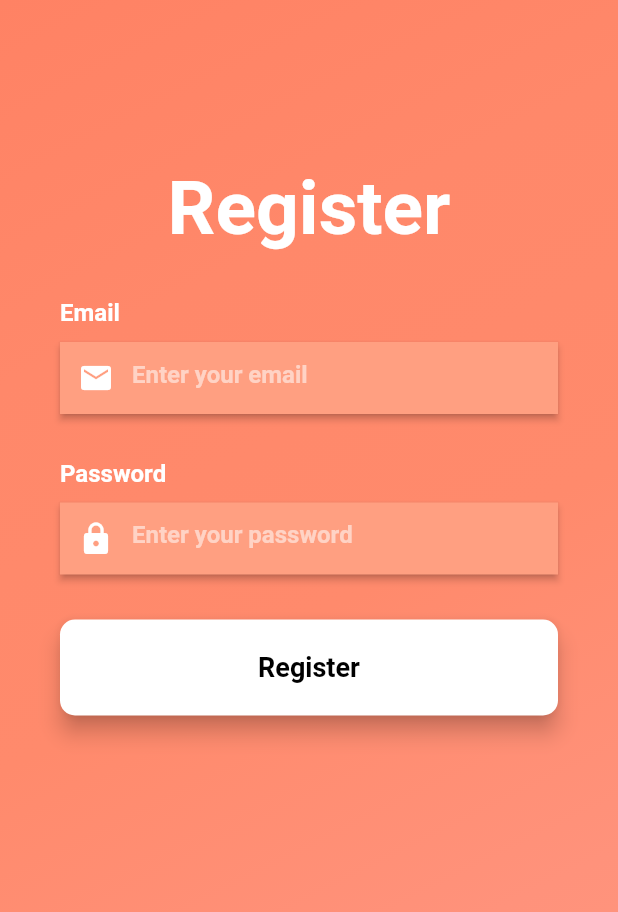
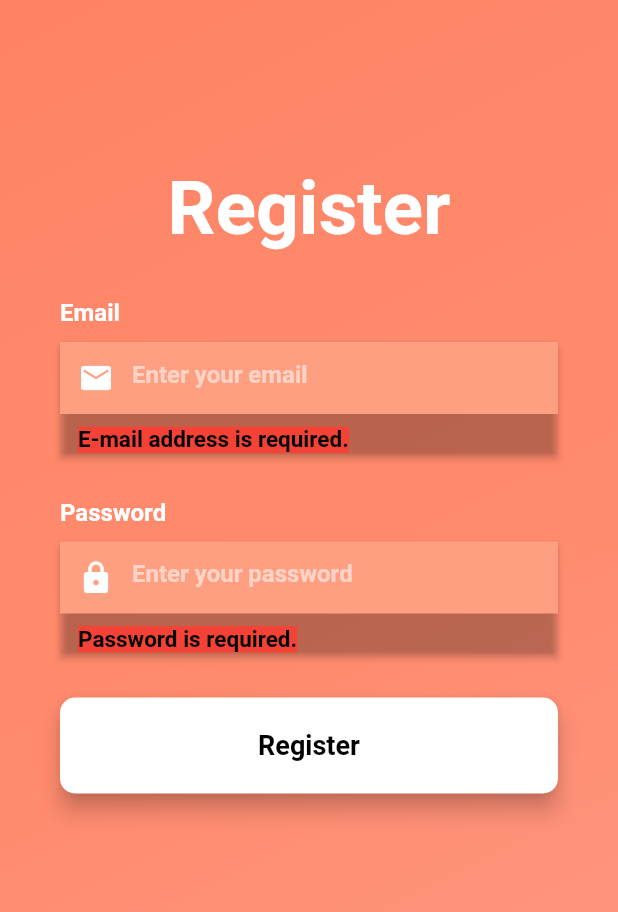
Before and after one commit to ahmadmua/PROG20261---Fire-Up-Fitness, a Flutter app: the RegisterScreen screen opened directly, after a tap on "Register", on a phone screen of 412 x 824 dp. Shown: the top 912 px of the screen. Run offline on Flutter 3.47's test engine with Material 2 defaults, Android fonts, the phone set to English and light mode, and no system bars; our stand-ins replace firebase_auth, firebase_core, font_awesome_flutter; accounts and stored records are empty; Roboto replaces fonts that are missing (PT-Sans, PTSans).

Commit message:
Form validation and Exception handling

```diff
--- a/lib/register-screen.dart
+++ b/lib/register-screen.dart
@@ -13,6 +13,8 @@ class _RegisterScreenState extends State<RegisterScreen> {
 
   final emailController = TextEditingController();
   final passwordController = TextEditingController();
+  final GlobalKey<FormState> _key = GlobalKey<FormState>();
+  var errorMsg = "";
 
   bool? isChecked = false;
 
@@ -21,17 +23,25 @@ class _RegisterScreenState extends State<RegisterScreen> {
     Widget? prefixedIcon,
     String? hintText,
     required var typeTxt,
+    FormFieldValidator<String>? validator
   }) {
     return Material(
       color: Colors.transparent,
       elevation: 2,
-      child: TextField(
+      child: TextFormField(
         controller: typeTxt,
         cursorColor: Colors.white,
         cursorWidth: 2,
         obscureText: obscureText,
+        validator: validator,
         style: const TextStyle(color: Colors.white),
         decoration: InputDecoration(
+          errorStyle: const TextStyle(
+              fontSize: 15.0,
+              fontWeight: FontWeight.bold,
+              backgroundColor: Colors.red,
+              color: Colors.black
+          ),
           border: InputBorder.none,
           filled: true,
           fillColor: const Color.fromRGBO(255, 159, 129, 1.0),
@@ -75,12 +85,19 @@ class _RegisterScreenState extends State<RegisterScreen> {
           ),
         ),
         onPressed: () async {
+          try {
+            if (_key.currentState!.validate()) {
               await FirebaseAuth.instance.createUserWithEmailAndPassword(
-              email: emailController.text, password: passwordController.text);
-
+                  email: emailController.text,
+                  password: passwordController.text);
               Navigator.push(context, MaterialPageRoute(builder: (context) {
                 return const LoginScreen();
               }));
+            }
+            errorMsg = "";
+          }on FirebaseAuthException catch(error){
+            errorMsg = error.message!;
+          }
 
           setState(() {});
         },
@@ -95,7 +112,9 @@ class _RegisterScreenState extends State<RegisterScreen> {
   Widget build(BuildContext context) {
     return SafeArea(
       child: Scaffold(
-        body: Container(
+        body: Form(
+          key: _key,
+          child: Container(
             width: double.infinity,
             height: double.infinity,
             decoration: const BoxDecoration(
@@ -149,7 +168,8 @@ class _RegisterScreenState extends State<RegisterScreen> {
                       hintText: 'Enter your email',
                       obscureText: false,
                       prefixedIcon: const Icon(Icons.mail, color: Colors.white),
-                    typeTxt: emailController
+                      typeTxt: emailController,
+                      validator: validateEmail
                     ),
                     const SizedBox(
                       height: 30,
@@ -173,7 +193,8 @@ class _RegisterScreenState extends State<RegisterScreen> {
                       hintText: 'Enter your password',
                       obscureText: true,
                       prefixedIcon: const Icon(Icons.lock, color: Colors.white),
-                    typeTxt: passwordController
+                      typeTxt: passwordController,
+                      validator: validatePassword
                     ),
                     const SizedBox(
                       height: 15,
@@ -193,7 +214,18 @@ class _RegisterScreenState extends State<RegisterScreen> {
                     const SizedBox(
                       height: 30,
                     ),
+                    Center(
+                      child: Text(
+                        errorMsg,
+                        style: const TextStyle(
+                            color: Color.fromRGBO(246, 6, 6, 1.0),
+                            fontWeight: FontWeight.bold,
+                            fontSize: 20
+                        ),
+                      ),
+                    )
                   ],
+                ),
               ),
             ),
           ),
@@ -202,3 +234,25 @@ class _RegisterScreenState extends State<RegisterScreen> {
     );
   }
 }
+
+String? validateEmail(String? formEmail){
+  if(formEmail == null || formEmail.isEmpty){
+    return 'E-mail address is required.';
+  }
+
+  String pattern = r'\w+@\w+\.\w+';
+  RegExp regex = RegExp(pattern);
+  if (!regex.hasMatch(formEmail)) return 'Invalid E-mail Address format.';
+
+  return null;
+}
+
+String? validatePassword(String? formPass){
+  if(formPass == null || formPass.isEmpty){
+    return 'Password is required.';
+  }
+
+
+  return null;
+
+}
```
Also changed, not shown: lib/login-screen.dart (+61 -14 lines). Lines whose indentation alone changed are shown as unchanged.
